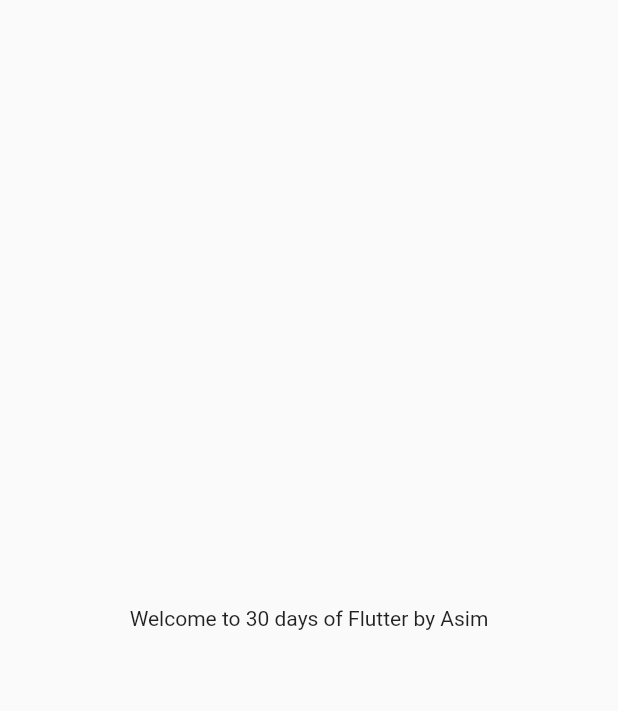
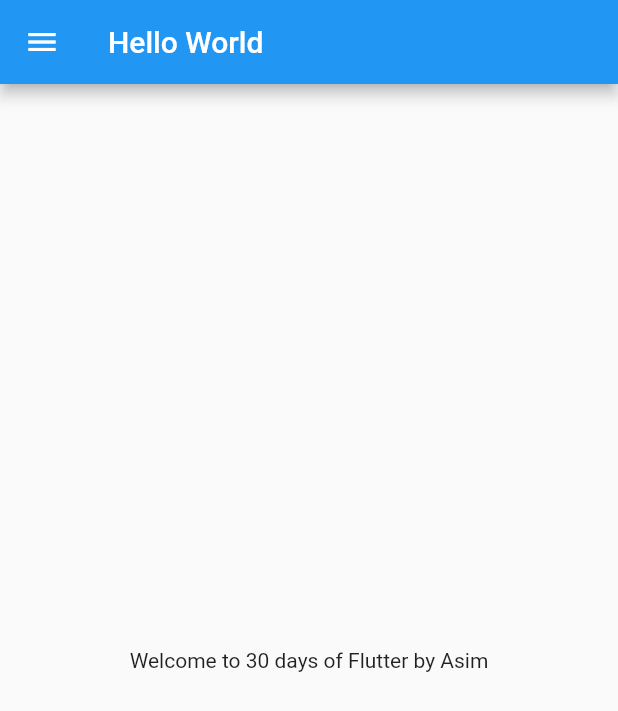
Before and after one commit to Asim-2000/Fluttering, a Flutter app: the screen it shows after launch, on a phone screen of 412 x 824 dp. Shown: the top 711 px of the screen. Run offline on Flutter 3.47's test engine with Material 2 defaults, Android fonts, the phone set to English and light mode, and no system bars.

Commit message:
👌 IMPROVE: separate HomePage file added

```diff
--- a/lib/home_page.dart
+++ b/lib/home_page.dart
@@ -1,9 +1,22 @@
 import 'package:flutter/material.dart';
 
 class HomePage extends StatelessWidget{
+  final int days = 30;
+  final String name="Asim";
   @override
   Widget build(BuildContext context) {
+
     // TODO: implement build
-    return Container();
+    return Scaffold(
+      appBar: AppBar(
+        title: Text("Hello World"),
+      ),
+      body: Center(
+        child: Container(
+            child: Text("Welcome to $days days of Flutter by $name")
+        ),
+      ),
+      drawer: Drawer(),
+    );
   }
 }
--- a/lib/main.dart
+++ b/lib/main.dart
@@ -1,3 +1,4 @@
+import 'package:FirstProject/home_page.dart';
 import 'package:flutter/material.dart';
 
 void main() {
@@ -8,8 +9,7 @@ class MyApp extends StatelessWidget {
   // This widget is the root of your application.
   @override
   Widget build(BuildContext context) {
-    int days = 30;
-    String name="Asim";
+
     double pi = 3.14;
     bool isMale = true;
     num temp = 30.5; // num can take int as well as double
@@ -23,13 +23,7 @@ class MyApp extends StatelessWidget {
 
 
       return MaterialApp(
-        home:Material(
-          child: Center(
-            child: Container(
-              child: Text("Welcome to $days days of Flutter by $name")
-            ),
-          ),
-        )
+        home:HomePage()
       );
 
   }
```
